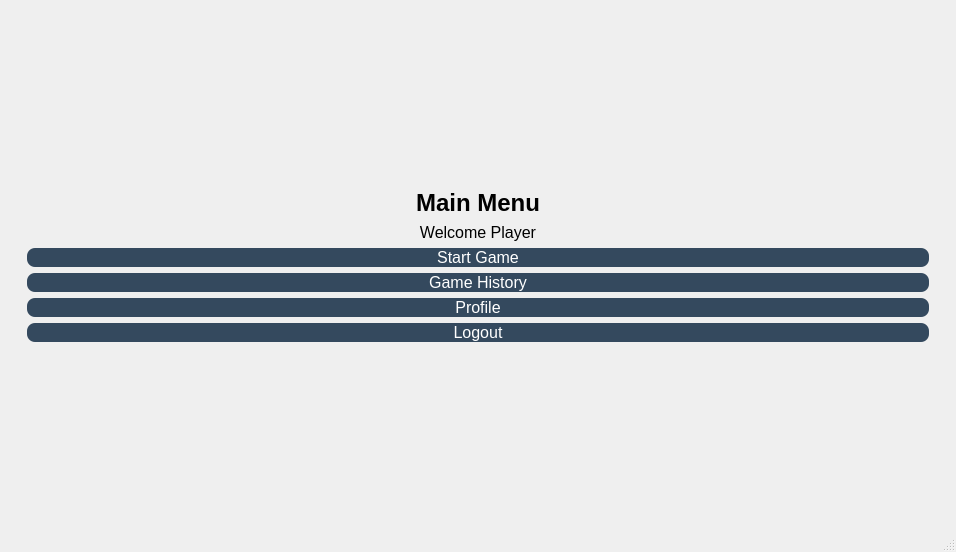
The window that mainwindow.ui (AMiR-Mofateh/PlotaGame) describes before a commit, drawn with Qt 5.
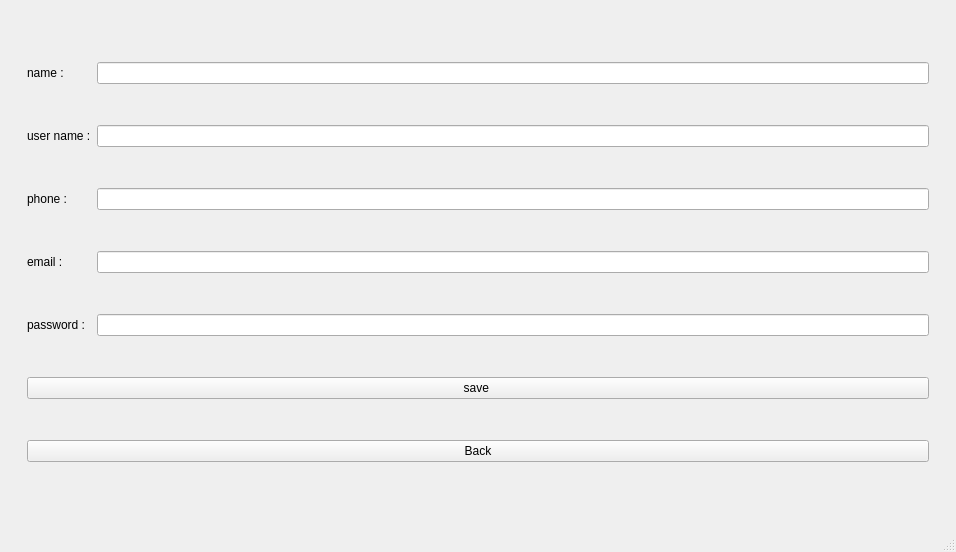
The same window after the commit. The open tabs and pages were chosen to show the change.

Commit message: Connect Login and Signup forms to UserManager logic  and Implement UserManager with JSON storage and password hashing

Diff of the .ui file:
```diff
--- a/mainwindow.ui
+++ b/mainwindow.ui
@@ -808,6 +808,84 @@
         </item>
        </layout>
       </widget>
+      <widget class="QWidget" name="pageEditProfile">
+       <layout class="QGridLayout" name="gridLayout_12">
+        <item row="0" column="0">
+         <widget class="QWidget" name="widget_6" native="true">
+          <layout class="QGridLayout" name="gridLayout_11">
+           <item row="0" column="1">
+            <widget class="QLineEdit" name="lineEdit"/>
+           </item>
+           <item row="2" column="1">
+            <widget class="QLineEdit" name="lineEdit_2"/>
+           </item>
+           <item row="4" column="0">
+            <widget class="QLabel" name="label_20">
+             <property name="text">
+              <string>password :</string>
+             </property>
+            </widget>
+           </item>
+           <item row="2" column="0">
+            <widget class="QLabel" name="label_18">
+             <property name="text">
+              <string>phone :</string>
+             </property>
+            </widget>
+           </item>
+           <item row="1" column="0">
+            <widget class="QLabel" name="label_17">
+             <property name="text">
+              <string>user name :</string>
+             </property>
+            </widget>
+           </item>
+           <item row="3" column="0">
+            <widget class="QLabel" name="label_19">
+             <property name="text">
+              <string>email :</string>
+             </property>
+            </widget>
+           </item>
+           <item row="3" column="1">
+            <widget class="QLineEdit" name="lineEdit_3"/>
+           </item>
+           <item row="1" column="1">
+            <widget class="QLineEdit" name="lineEdit_4"/>
+           </item>
+           <item row="6" column="0" colspan="2">
+            <widget class="QPushButton" name="BackformEdit">
+             <property name="text">
+              <string>Back</string>
+             </property>
+            </widget>
+           </item>
+           <item row="4" column="1">
+            <widget class="QLineEdit" name="lineEdit_5">
+             <property name="echoMode">
+              <enum>QLineEdit::EchoMode::Password</enum>
+             </property>
+            </widget>
+           </item>
+           <item row="0" column="0">
+            <widget class="QLabel" name="label_16">
+             <property name="text">
+              <string>name :</string>
+             </property>
+            </widget>
+           </item>
+           <item row="5" column="0" colspan="2">
+            <widget class="QPushButton" name="SaveEdit">
+             <property name="text">
+              <string>save </string>
+             </property>
+            </widget>
+           </item>
+          </layout>
+         </widget>
+        </item>
+       </layout>
+      </widget>
       <widget class="QWidget" name="pageSignup">
        <layout class="QGridLayout" name="gridLayout_7">
         <item row="2" column="0">
```
Left out of the diff: 10 changed lines with no effect on the pictures. The commit also changes 5 other files.
